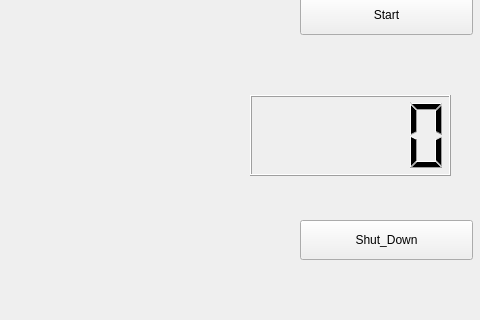
The window that asdwork/asdinterface/ui/asdinterface.ui (AssistiveRoboticsUNH/asd_pomdp) describes before a commit, drawn with Qt 5; both pictures show x 120 to 600 and y 280 to 600 of the 600 by 600 pixel window.
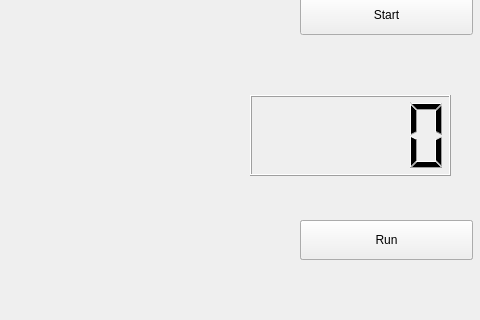
The same window after the commit.

What changed in the file:
```diff
--- a/asdwork/asdinterface/ui/asdinterface.ui
+++ b/asdwork/asdinterface/ui/asdinterface.ui
@@ -117,6 +117,19 @@
      <string>Shut_Down</string>
    </property>
   </widget>
+    <widget class="QPushButton" name="Run">
+   <property name="geometry">
+    <rect>
+     <x>420</x>
+     <y>500</y>
+     <width>173</width>
+     <height>40</height>
+    </rect>
+   </property>
+   <property name="text">
+     <string>Run</string>
+   </property>
+  </widget>
   <widget class="QPushButton" name="AngleHead">
    <property name="geometry">
     <rect>
```
